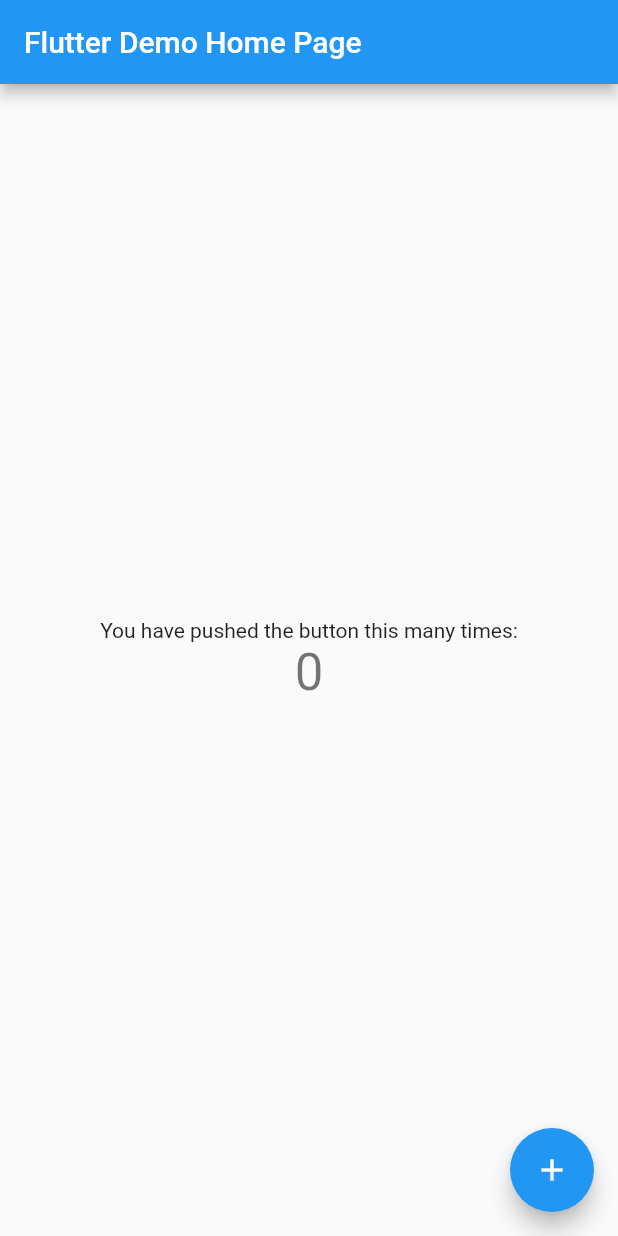
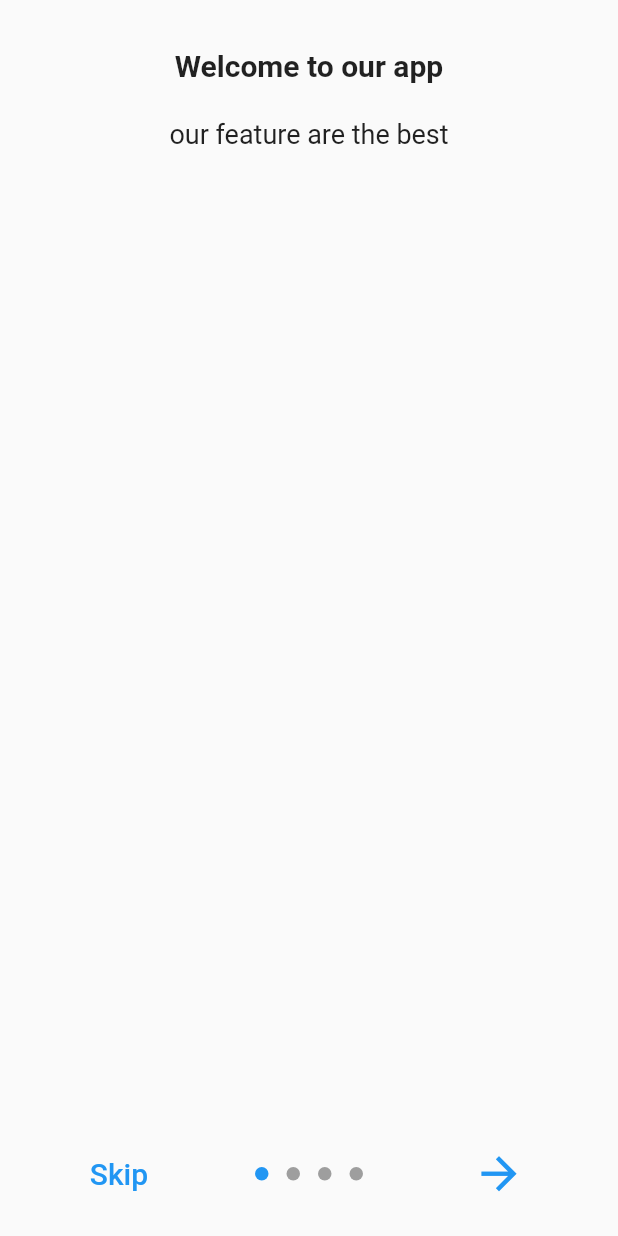
Before and after one commit to abdulkareeme/HomeServices, a Flutter app: the screen it shows after launch, on a phone screen of 412 x 824 dp. Run offline on Flutter 3.47's test engine with Material 2 defaults, Android fonts, the phone set to English and light mode, and no system bars; drawn by our look-alikes of introduction_screen.

Commit message:
log in and on boarding screen

```diff
--- /dev/null
+++ b/home_services/lib/On Boarding Screen/Widget/on_boarding_screen.dart
@@ -0,0 +1,50 @@
+import 'package:flutter/material.dart';
+import 'package:introduction_screen/introduction_screen.dart';
+
+import '../../style/on_boarding_screen_style.dart';
+
+class OnBoardingScreen extends StatefulWidget{
+  @override
+  State<StatefulWidget> createState() => _OnBoardingScreenState();
+
+}
+
+class _OnBoardingScreenState extends State<OnBoardingScreen>{
+  @override
+  Widget build(BuildContext context) {
+    return SafeArea(
+        child:IntroductionScreen(
+          pages: [
+            PageViewModel(
+              title: "Welcome to our app ",
+              body: "our feature are the best",
+            ),
+            PageViewModel(
+              title: "Welcome to our app ",
+              body: "our feature are the best",
+            ),
+            PageViewModel(
+              title: "Welcome to our app ",
+              body: "our feature are the best",
+            ),
+            PageViewModel(
+              title: "Welcome to our app ",
+              body: "our feature are the best",
+            ),
+          ],
+          done: Text("Done",style: OnBoardingScreenStyle.doneButtonStyle(),),
+          onDone: () {
+              Navigator.of(context).pushReplacementNamed("log in");
+          },
+          skip: Text("Skip",style: OnBoardingScreenStyle.doneButtonStyle(),),
+          onSkip: (){
+              Navigator.of(context).pushReplacementNamed("log in");
+          },
+          next: const Icon(Icons.arrow_forward,size: 35,),
+          showSkipButton: true,
+          showNextButton: true,
+        ) ,
+    );
+  }
+
+}
--- a/home_services/lib/main.dart
+++ b/home_services/lib/main.dart
@@ -1,115 +1,24 @@
 import 'package:flutter/material.dart';
+
+import 'Log In /Widget/Log_In.dart';
+import 'On Boarding Screen/Widget/on_boarding_screen.dart';
 
 void main() {
   runApp(const MyApp());
 }
 
-class MyApp extends StatelessWidget {
+class MyApp extends StatelessWidget{
   const MyApp({Key? key}) : super(key: key);
 
-  // This widget is the root of your application.
   @override
   Widget build(BuildContext context) {
     return MaterialApp(
-      title: 'Flutter Demo',
-      theme: ThemeData(
-        // This is the theme of your application.
-        //
-        // Try running your application with "flutter run". You'll see the
-        // application has a blue toolbar. Then, without quitting the app, try
-        // changing the primarySwatch below to Colors.green and then invoke
-        // "hot reload" (press "r" in the console where you ran "flutter run",
-        // or simply save your changes to "hot reload" in a Flutter IDE).
-        // Notice that the counter didn't reset back to zero; the application
-        // is not restarted.
-        primarySwatch: Colors.blue,
-      ),
-      home: const MyHomePage(title: 'Flutter Demo Home Page'),
+      debugShowCheckedModeBanner: false,
+      home:OnBoardingScreen(),
+      routes: {
+        "log in" : (context)=> LogIn(),
+      },
     );
   }
+
 }
-
-class MyHomePage extends StatefulWidget {
-  const MyHomePage({Key? key, required this.title}) : super(key: key);
-
-  // This widget is the home page of your application. It is stateful, meaning
-  // that it has a State object (defined below) that contains fields that affect
-  // how it looks.
-
-  // This class is the configuration for the state. It holds the values (in this
-  // case the title) provided by the parent (in this case the App widget) and
-  // used by the build method of the State. Fields in a Widget subclass are
-  // always marked "final".
-
-  final String title;
-
-  @override
-  State<MyHomePage> createState() => _MyHomePageState();
-}
-
-class _MyHomePageState extends State<MyHomePage> {
-  int _counter = 0;
-
-  void _incrementCounter() {
-    setState(() {
-      // This call to setState tells the Flutter framework that something has
-      // changed in this State, which causes it to rerun the build method below
-      // so that the display can reflect the updated values. If we changed
-      // _counter without calling setState(), then the build method would not be
-      // called again, and so nothing would appear to happen.
-      _counter++;
-    });
-  }
-
-  @override
-  Widget build(BuildContext context) {
-    // This method is rerun every time setState is called, for instance as done
-    // by the _incrementCounter method above.
-    //
-    // The Flutter framework has been optimized to make rerunning build methods
-    // fast, so that you can just rebuild anything that needs updating rather
-    // than having to individually change instances of widgets.
-    return Scaffold(
-      appBar: AppBar(
-        // Here we take the value from the MyHomePage object that was created by
-        // the App.build method, and use it to set our appbar title.
-        title: Text(widget.title),
-      ),
-      body: Center(
-        // Center is a layout widget. It takes a single child and positions it
-        // in the middle of the parent.
-        child: Column(
-          // Column is also a layout widget. It takes a list of children and
-          // arranges them vertically. By default, it sizes itself to fit its
-          // children horizontally, and tries to be as tall as its parent.
-          //
-          // Invoke "debug painting" (press "p" in the console, choose the
-          // "Toggle Debug Paint" action from the Flutter Inspector in Android
-          // Studio, or the "Toggle Debug Paint" command in Visual Studio Code)
-          // to see the wireframe for each widget.
-          //
-          // Column has various properties to control how it sizes itself and
-          // how it positions its children. Here we use mainAxisAlignment to
-          // center the children vertically; the main axis here is the vertical
-          // axis because Columns are vertical (the cross axis would be
-          // horizontal).
-          mainAxisAlignment: MainAxisAlignment.center,
-          children: <Widget>[
-            const Text(
-              'You have pushed the button this many times:',
-            ),
-            Text(
-              '$_counter',
-              style: Theme.of(context).textTheme.headline4,
-            ),
-          ],
-        ),
-      ),
-      floatingActionButton: FloatingActionButton(
-        onPressed: _incrementCounter,
-        tooltip: 'Increment',
-        child: const Icon(Icons.add),
-      ), // This trailing comma makes auto-formatting nicer for build methods.
-    );
-  }
-}
--- /dev/null
+++ b/home_services/lib/style/log_in_style.dart
@@ -0,0 +1,6 @@
+import 'package:flutter/material.dart';
+
+class LogInStyle{
+
+
+}
--- /dev/null
+++ b/home_services/lib/style/on_boarding_screen_style.dart
@@ -0,0 +1,12 @@
+import 'package:flutter/material.dart';
+
+class OnBoardingScreenStyle{
+
+  static TextStyle doneButtonStyle (){
+    return(
+      const TextStyle(
+        fontSize: 20,
+      )
+    );
+  }
+}
--- a/home_services/pubspec.yaml
+++ b/home_services/pubspec.yaml
@@ -34,6 +34,9 @@
   # The following adds the Cupertino Icons font to your application.
   # Use with the CupertinoIcons class for iOS style icons.
   cupertino_icons: ^1.0.2
+  introduction_screen: ^3.1.4
+  #introduction_screen: ^3.1.8
+
 
 dev_dependencies:
   flutter_test:
```
Also changed, not shown: home_services/lib/Log In /Widget/Log_In.dart (added, +39 -0 lines), home_services/lib/Log In /Widget/Log_In_button_and_field.dart (added, +53 -0 lines), home_services/lib/my_field.dart (added, +90 -0 lines), home_services/pubspec.lock.
